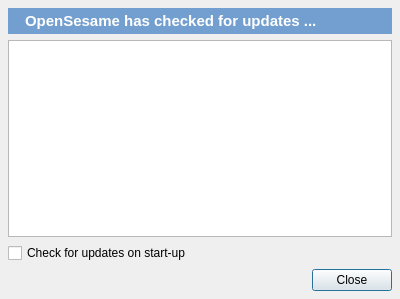
open-cogsci/OpenSesame, file resources/update_dialog.ui: the form before one commit.
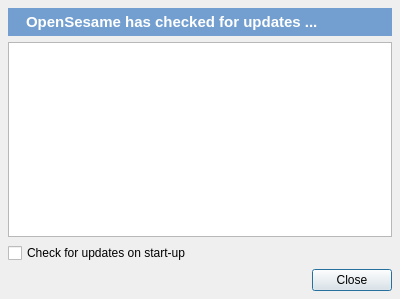
The form after the commit. Icons and pictures are not drawn.

What changed in the file:
```diff
--- a/resources/update_dialog.ui
+++ b/resources/update_dialog.ui
@@ -31,7 +31,7 @@
      </property>
      <layout class="QHBoxLayout" name="horizontalLayout">
       <property name="margin">
-       <number>4</number>
+       <number>5</number>
       </property>
       <item>
        <widget class="QLabel" name="label">
```
